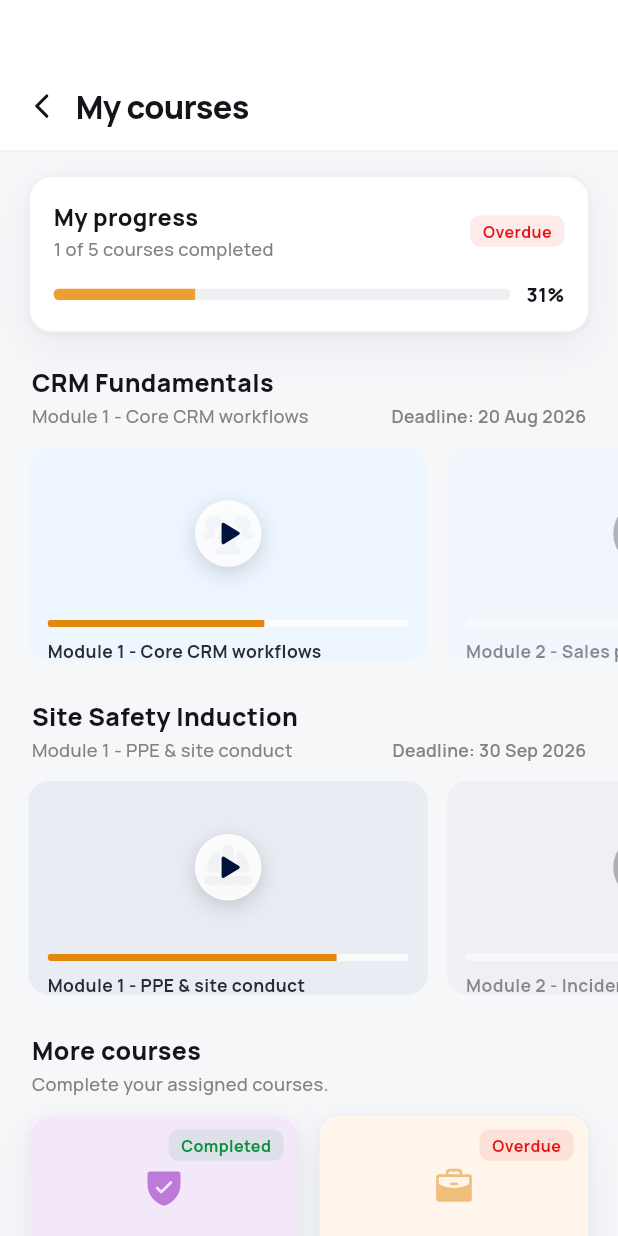
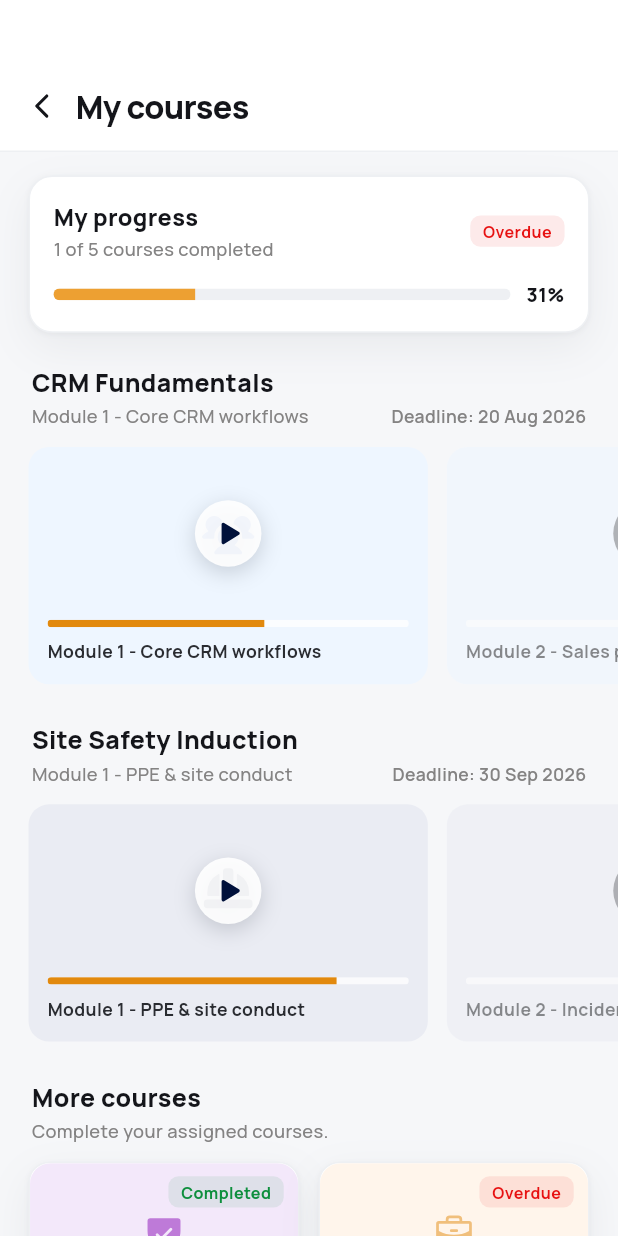
Before and after one commit to sreekesh-nexotech/clozr-flutter-v2, a Flutter app: the LmsMyCoursesScreen screen opened by its route, on a phone screen of 412 x 824 dp. Run offline on Flutter 3.47's test engine with Material 3 defaults, Android fonts, the light colour scheme and no system bars; our stand-ins replace equatable, fl_chart, flutter_riverpod, flutter_screenutil, go_router, phosphor_flutter.

Commit message:
local changes

```diff
--- a/lib/features/training/presentation/screens/lms_my_courses_screen.dart
+++ b/lib/features/training/presentation/screens/lms_my_courses_screen.dart
@@ -202,7 +202,7 @@ class LmsMyCoursesScreen extends ConsumerWidget {
         ),
       ),
       SizedBox(
-        height: 162.h,
+        height: 178.h,
         child: ListView.separated(
           scrollDirection: Axis.horizontal,
           physics: const BouncingScrollPhysics(),
```
